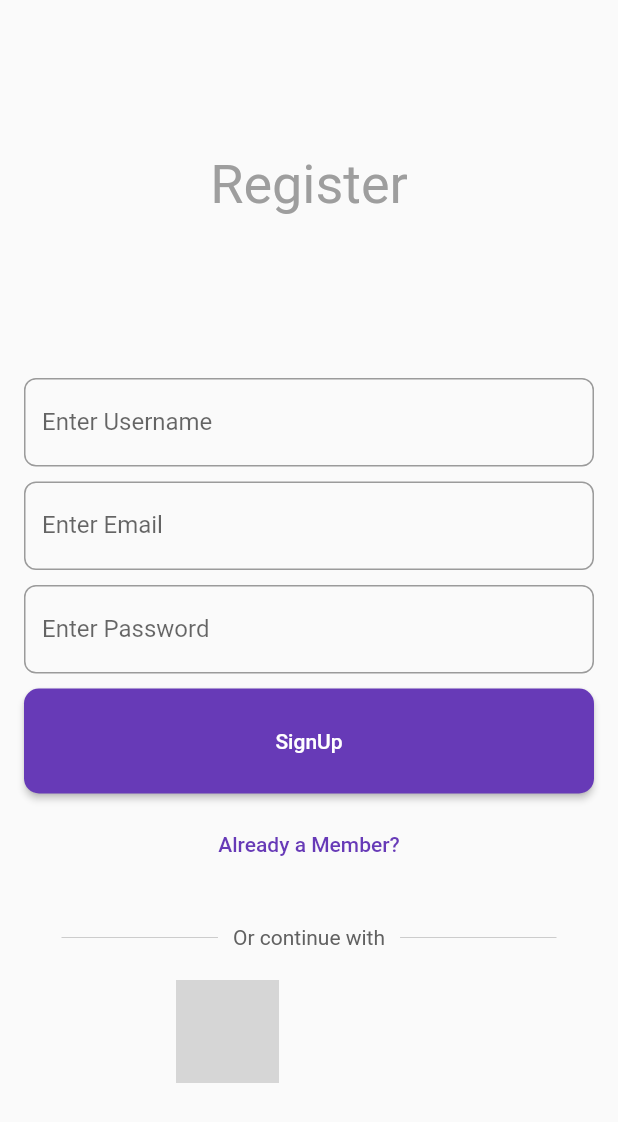
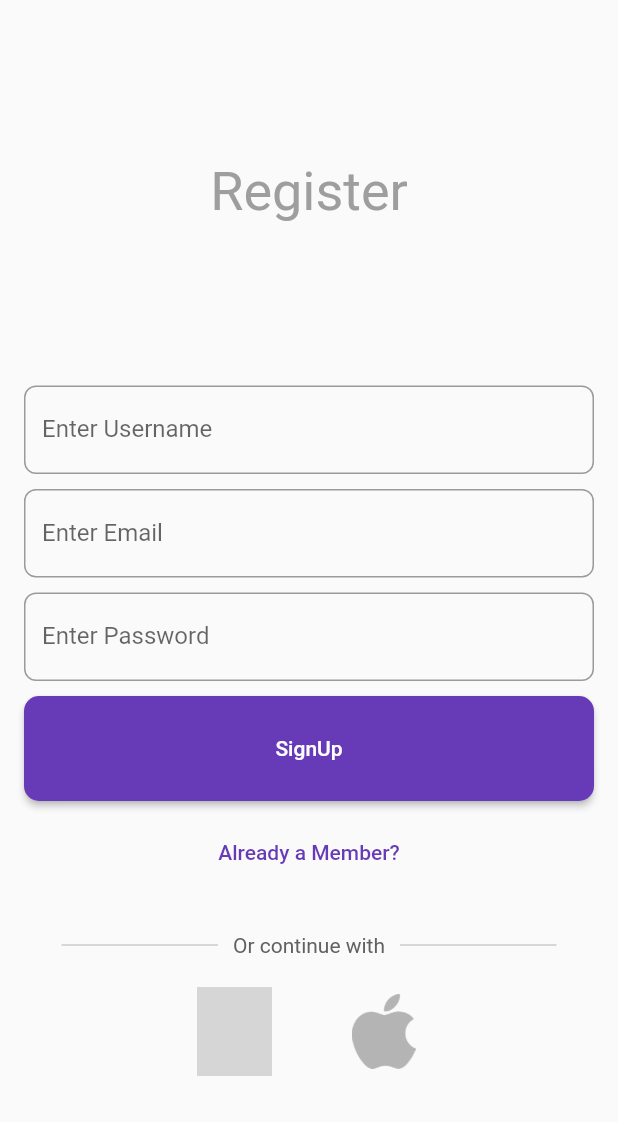
Before and after one commit to Chiragbhardwaj07/ToDo, a Flutter app: the screen it shows after launch, after a tap on "Get started", on a phone screen of 412 x 824 dp. Shown: the top 1122 px of the screen. Run offline on Flutter 3.47's test engine with Material 2 defaults, Android fonts, the phone set to English and light mode, and no system bars; our stand-ins replace calendar_timeline, cloud_firestore, firebase_auth, firebase_core, google_fonts; accounts and stored records are empty; Roboto replaces fonts that are missing (Abel); project files that could hold a hidden picture were left out; grey boxes are pictures that could not be loaded.

```diff
--- a/lib/auth/authform.dart
+++ b/lib/auth/authform.dart
@@ -173,7 +173,7 @@ class _AuthFormState extends State<AuthForm> {
                           Expanded(
                             child: Divider(
                               thickness: 0.5,
-                              color: Colors.grey[400],
+                              color: Colors.grey[500],
                             ),
                           ),
                           Padding(
@@ -187,7 +187,7 @@ class _AuthFormState extends State<AuthForm> {
                           Expanded(
                             child: Divider(
                               thickness: 0.5,
-                              color: Colors.grey[400],
+                              color: Colors.grey[500],
                             ),
                           ),
                         ],
@@ -201,8 +201,8 @@ class _AuthFormState extends State<AuthForm> {
                       mainAxisAlignment: MainAxisAlignment.center,
                       children: [
                         Container(
-                          height: 69,
-                          width: 69,
+                          height: 59,
+                          width: 50,
                           decoration: BoxDecoration(
                               borderRadius: BorderRadius.circular(30),
                               image: DecorationImage(
@@ -210,15 +210,15 @@ class _AuthFormState extends State<AuthForm> {
                                   image: AssetImage('assets/google.svg'))),
                         ),
                         SizedBox(
-                          width: 40,
+                          width: 50,
                         ),
                         Container(
-                          height: 69,
-                          width: 69,
+                          height: 50,
+                          width: 50,
                           decoration: BoxDecoration(
                               // color: Colors.white,
                               image: DecorationImage(
-                                  image: AssetImage('assets/Apple.svg'))),
+                                  image: AssetImage('assets/apple.png'))),
                         ),
                       ],
                     )
--- a/lib/main.dart
+++ b/lib/main.dart
@@ -20,8 +20,8 @@ Future<void> main() async {
   runApp(MaterialApp(
     home: StreamBuilder<User?>(
       stream: FirebaseAuth.instance.authStateChanges(),
-      builder: (context, userSnapshot) {
-        if (userSnapshot.hasData) {
+      builder: (context, Snapshot) {
+        if (Snapshot.hasData) {
           return Home_page();
         } else {
           return Landing_Page();
--- a/lib/pages/new_task.dart
+++ b/lib/pages/new_task.dart
@@ -2,6 +2,7 @@ import 'package:cloud_firestore/cloud_firestore.dart';
 import 'package:firebase_auth/firebase_auth.dart';
 import 'package:flutter/material.dart';
 import 'package:google_fonts/google_fonts.dart';
+import 'package:intl/intl.dart';
 
 class New_Task extends StatefulWidget {
   const New_Task({super.key});
@@ -28,6 +29,8 @@ class _New_TaskState extends State<New_Task> {
       if (user != null) {
         String uid = user.uid;
         var time = DateTime.now();
+        var hr = DateFormat.jms();
+
         CollectionReference tasksCollection =
             FirebaseFirestore.instance.collection('tasks');
 
@@ -39,6 +42,7 @@ class _New_TaskState extends State<New_Task> {
           'title': titleController.text,
           'description': descriptionController.text,
           'time': time.toString(),
+          "completed": false,
         });
         titleController.clear();
         descriptionController.clear();
--- a/pubspec.yaml
+++ b/pubspec.yaml
@@ -41,6 +41,7 @@ dependencies:
   firebase_core: ^2.21.0
   cupertino_icons: ^1.0.2
   calendar_timeline: ^1.1.2
+  intl: ^0.18.1
 
 dev_dependencies:
   flutter_test:
```
Also changed, not shown: lib/homepage.dart (+21 -12 lines), assets/apple.png (added), pubspec.lock.
